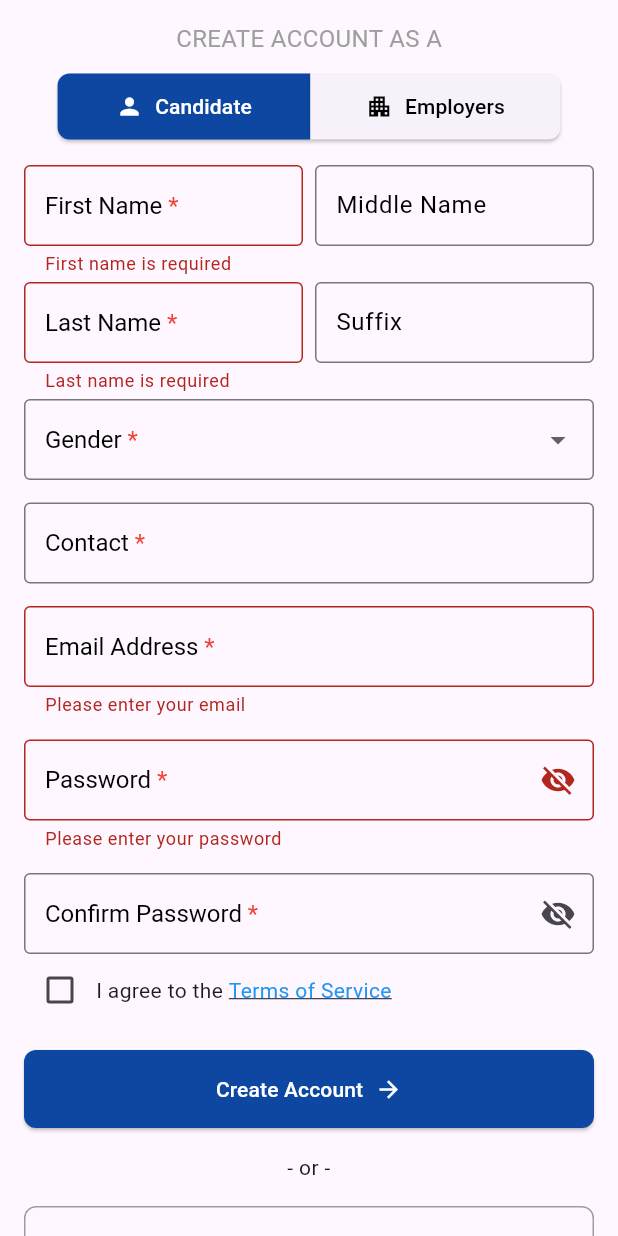
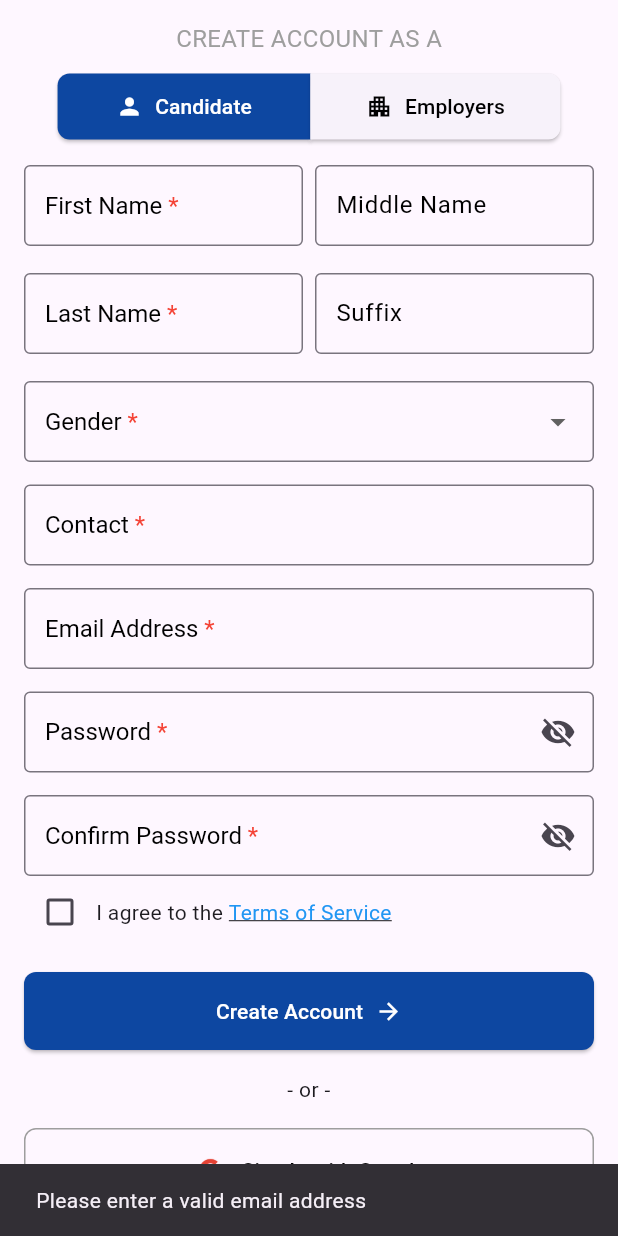
Before and after one commit to ajhay013/Application-JobSync, a Flutter app: the screen it shows after launch, scrolled down 231 dp, after a tap on "Create Account", on a phone screen of 412 x 824 dp. Run offline on Flutter 3.47's test engine with Material 3 defaults, Android fonts, the phone set to English and light mode, and no system bars.

Commit message:
add email verification for candidate registration

```diff
--- a/lib/Pages/SignEmployer.dart
+++ b/lib/Pages/SignEmployer.dart
@@ -1,6 +1,7 @@
 import 'package:flutter/material.dart';
 import 'package:capstone/main.dart';
 import 'package:capstone/Pages/Sign.dart';
+
 
 class EmployerSignUpScreen extends StatefulWidget {
   @override
--- a/lib/main.dart
+++ b/lib/main.dart
@@ -2,6 +2,7 @@ import 'package:flutter/material.dart';
 import 'package:capstone/Pages/Sign.dart';
 import 'package:capstone/Pages/SignEmployer.dart';
 import 'package:http/http.dart' as http;
+import 'package:capstone/Pages/EmailVerification.dart';
 void main() {
   runApp(MyApp());
 }
@@ -66,19 +67,20 @@ class _RegistrationFormState extends State<RegistrationForm> {
  Future<void> _submitForm() async {
     if (_formKey.currentState?.validate() ?? false) {
       final response = await http.post(
-        Uri.parse('http://your-server-url/insert_user.php'),  // Replace with actual URL
+        Uri.parse('http://192.168.1.12/jobsync/insert_user.php'),  // Replace with actual URL
         body: {
-          'first_name': _firstNameController.text,
-          'middle_name': _middleNameController.text,
-          'last_name': _lastNameController.text,
+  'firstname': _firstNameController.text,
+  'middlename': _middleNameController.text,
+  'lastname': _lastNameController.text,
   'suffix': _suffixController.text,
   'gender': _selectedGender ?? '',
-          'contact_number': _contactController.text,
+  'contact': _contactController.text,
   'email': _emailController.text,
   'password': _passwordController.text,
   'is_candidate': _isCandidate ? '1' : '0',
   'is_agreed': _isAgreed ? '1' : '0',
 },
+
       );
 
       if (response.statusCode == 200) {
@@ -293,9 +295,10 @@ TextFormField(
       return 'First name is required';
     }
     // Check if the value contains only letters
-    if (!RegExp(r'^[a-zA-Z]+$').hasMatch(value)) {
-      return 'Please enter only letters';
+    if (!RegExp(r'^[a-zA-Z\s]+$').hasMatch(value)) {
+  return 'Please enter only letters and spaces';
 }
+
     return null; // Validation passes if the input is valid
   },
 ),
@@ -611,6 +614,50 @@ const SizedBox(height: 15.0),
       ),
           const SizedBox(height: 16.0),
             ElevatedButton(
+  onPressed: () {
+    if (_emailController.text.isNotEmpty && _emailController.text.contains('@')) {
+      Navigator.push(
+        context,
+        MaterialPageRoute(
+          builder: (context) => EmailVerificationScreen(
+            email: _emailController.text, // Pass the email from the controller
+          ),
+        ),
+      );
+    } else {
+      // Optionally, show a warning or validation
+      ScaffoldMessenger.of(context).showSnackBar(
+        SnackBar(content: Text('Please enter a valid email address')),
+      );
+    }
+  },
+  style: ElevatedButton.styleFrom(
+    backgroundColor: Colors.blue[900],
+    padding: EdgeInsets.symmetric(vertical: 16),
+    shape: RoundedRectangleBorder(
+      borderRadius: BorderRadius.circular(8),
+    ),
+  ),
+  child: Row(
+    mainAxisAlignment: MainAxisAlignment.center,
+    children: [
+      Text(
+        'Create Account',
+        style: TextStyle(color: Colors.white),
+      ),
+      SizedBox(width: 8.0),
+      Icon(
+        Icons.arrow_forward,
+        color: Colors.white,
+      ),
+    ],
+  ),
+),
+
+
+
+
+/*ElevatedButton(
             onPressed: _submitForm,
             style: ElevatedButton.styleFrom(
               backgroundColor: Colors.blue[900], // Set the button's background color to blue
@@ -634,6 +681,12 @@ const SizedBox(height: 15.0),
               ],
             ),
           ),
+*/
+
+
+
+
+
               const SizedBox(height: 16.0),
               const Text(
                   '- or -',
```
Also changed, not shown: lib/Pages/EmailVerification.dart (added, +210 -0 lines). Lines whose indentation alone changed are shown as unchanged.
